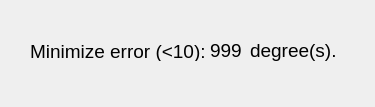
Before: the Qt Designer form trunk/src/extplugins/src/imuCostumeAlgorithms/ui/calib.ui in mk4me/hm-mde-mod, drawn with Qt 5.
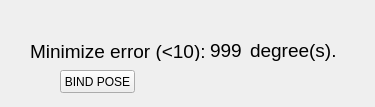
After: the same form once the commit is applied.

Commit message: gui do kalibracji - work in progress

```diff
--- a/trunk/src/extplugins/src/imuCostumeAlgorithms/ui/calib.ui
+++ b/trunk/src/extplugins/src/imuCostumeAlgorithms/ui/calib.ui
@@ -76,6 +76,19 @@
     <string>degree(s).</string>
    </property>
   </widget>
+  <widget class="QPushButton" name="pushButton">
+   <property name="geometry">
+    <rect>
+     <x>60</x>
+     <y>70</y>
+     <width>75</width>
+     <height>23</height>
+    </rect>
+   </property>
+   <property name="text">
+    <string>BIND POSE</string>
+   </property>
+  </widget>
  </widget>
  <resources/>
  <connections/>
```
Left out of the diff: 22 changed lines with no effect on the pictures. The commit also changes 3 other files.
